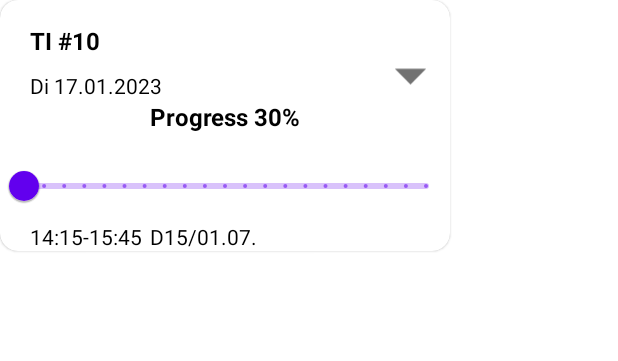
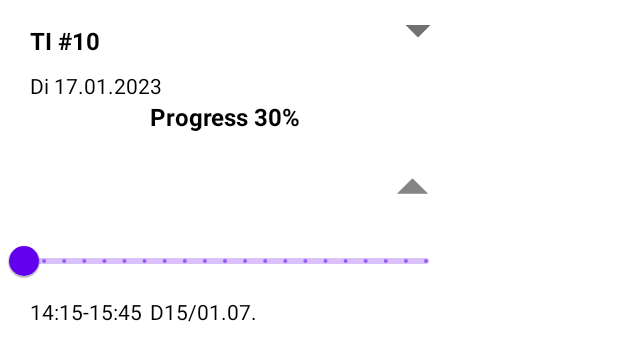
Before and after one commit to Minhphucnguyen49/OBS-Lite_App, an Android app: the layout list_item_module.xml on its own in the app's theme, with its tools: preview values and no code run, on a phone screen of 412 x 824 dp. Shown: the top 361 px of the screen. Run offline under Robolectric (Android 15) with nearby library versions, the phone set to English and light mode, and no system bars.

Commit message:
Triangle Button Design updated

```diff
--- a/app/src/main/res/drawable/ic_arrow_down.xml
+++ b/app/src/main/res/drawable/ic_arrow_down.xml
@@ -1,6 +1,6 @@
 <vector xmlns:android="http://schemas.android.com/apk/res/android"
-    android:width="50dp"
-    android:height="50dp"
+    android:width="40dp"
+    android:height="40dp"
     android:viewportWidth="24"
     android:viewportHeight="24"
     android:tint="#333333"
--- a/app/src/main/res/layout/expanded_card.xml
+++ b/app/src/main/res/layout/expanded_card.xml
@@ -2,9 +2,19 @@
 <RelativeLayout xmlns:android="http://schemas.android.com/apk/res/android"
     android:layout_width="match_parent"
     android:layout_height="wrap_content">
+    <ImageView
+        android:id="@+id/btnUpArrow"
+        android:layout_width="wrap_content"
+        android:layout_height="wrap_content"
+        android:src="@drawable/ic_arrow_up"
+        android:layout_alignParentTop="true"
+        android:layout_alignParentEnd="true">
+
+    </ImageView>
 
     <com.google.android.material.slider.Slider
         android:id="@+id/slider"
+        android:layout_below="@+id/btnUpArrow"
         android:layout_width="match_parent"
         android:layout_height="wrap_content"
         android:stepSize="5"
@@ -19,6 +29,7 @@
         android:layout_below="@+id/slider"
         android:gravity="center_horizontal|center_vertical"
         android:layout_marginLeft="20dp"
+        android:layout_marginBottom="15dp"
         android:text="@string/time_location"
         android:textAppearance="@style/module_time">
 
--- a/app/src/main/res/layout/list_item_module.xml
+++ b/app/src/main/res/layout/list_item_module.xml
@@ -63,23 +63,10 @@
                 android:layout_below="@+id/module_infor"
                 android:layout_alignParentTop="true"
                 android:layout_alignParentEnd="true"
-                android:layout_alignParentBottom="true"
                 android:layout_marginTop="0dp"
                 android:layout_marginEnd="1dp"
                 android:layout_marginBottom="0dp"
                 android:src="@drawable/ic_arrow_down">
-
-            </ImageView>
-
-            <ImageView
-                android:id="@+id/btnUpArrow"
-                android:layout_width="wrap_content"
-                android:layout_height="wrap_content"
-                android:layout_alignParentTop="true"
-                android:layout_alignParentEnd="true"
-                android:layout_alignParentBottom="true"
-                android:src="@drawable/ic_arrow_up"
-                android:visibility="gone">
 
             </ImageView>
 
@@ -93,6 +80,8 @@
             >
 
             <include layout="@layout/expanded_card" />
+
+
         </RelativeLayout>
     </RelativeLayout>
 
```
Also changed, not shown: app/src/main/java/com/hciws22/obslite/todo/ModuleRecViewAdapter.java (+10 -6 lines).
